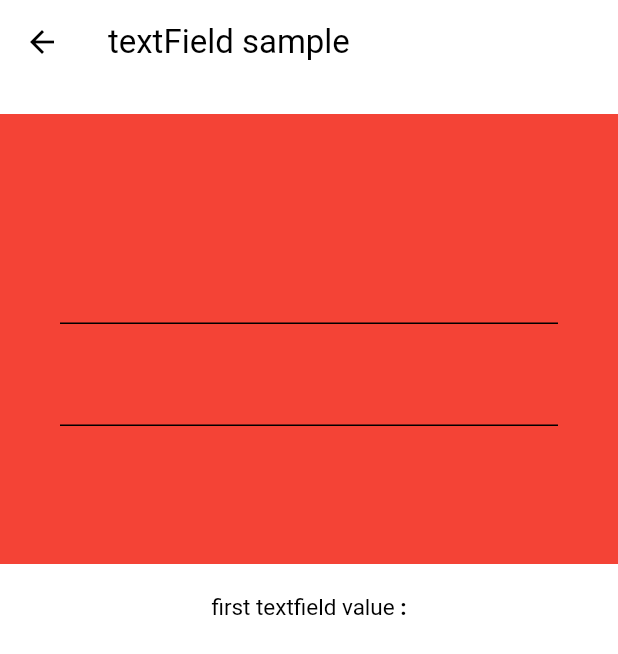
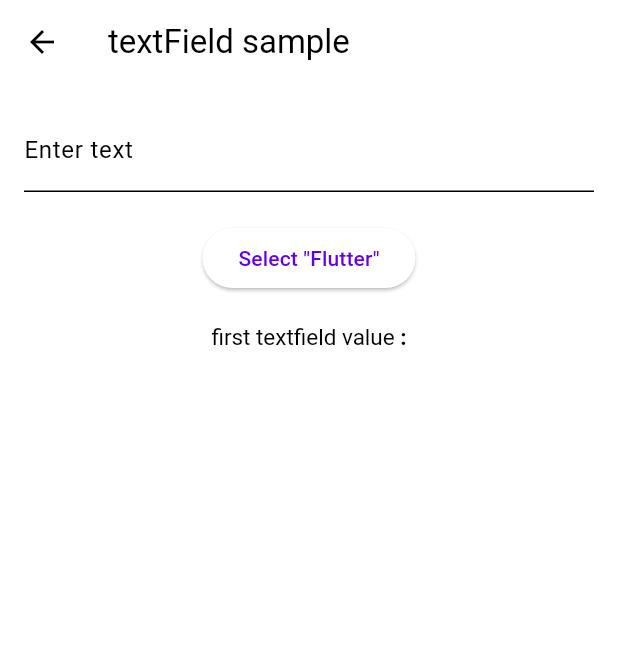
Before and after one commit to ecar1234/flutter_widget_test, a Flutter app: the TextFieldTest screen opened directly, on a phone screen of 412 x 824 dp. Shown: the top 654 px of the screen. Run offline on Flutter 3.47's test engine with Material 3 defaults, Android fonts, the phone set to English and light mode, and no system bars; our stand-ins replace gap, webview_flutter; missing offline and left inert: webview_flutter_android, webview_flutter_wkwebview.

Commit message:
testing textField controller selection

```diff
--- a/lib/pages/textfield.dart
+++ b/lib/pages/textfield.dart
@@ -9,12 +9,21 @@ class TextFieldTest extends StatefulWidget {
 }
 
 class _TextFieldTestState extends State<TextFieldTest> {
-  final TextEditingController _textController = TextEditingController();
+  final TextEditingController _controller = TextEditingController();
   String textValue = "";
   void _onChangedText(){
-    textValue = _textController.value as String;
+    textValue = _controller.value as String;
   }
+  @override
+  void initState() {
+    // TODO: implement initState
+    super.initState();
+    _controller.addListener(() {
+      _controller.selection = TextSelection(baseOffset: 0, extentOffset: 5);
+      _controller.text = _controller.text.toUpperCase();
+    });
 
+  }
   @override
   Widget build(BuildContext context) {
     return Scaffold(
@@ -22,26 +31,23 @@ class _TextFieldTestState extends State<TextFieldTest> {
         title: const Text("textField sample"),
       ),
       body: SingleChildScrollView(
+        child: Padding(
+          padding: const EdgeInsets.all(16.0),
           child: Column(
-          children: [
-            Container(
-              margin: const EdgeInsets.only(top: 20.0),
-              height: 300.0,
-              color: Colors.red,
-              padding: const EdgeInsets.symmetric(horizontal: 40.0),
-              child: Column(
-                mainAxisAlignment: MainAxisAlignment.center,
-                children: [
+            children: <Widget>[
               TextField(
-                    controller: _textController,
-                    onChanged: (text){setState(() {
-                      textValue = text;
-                    });}
+                controller: _controller,
+                decoration: InputDecoration(labelText: 'Enter text'),
               ),
-                  const Gap(20.0),
-                  TextFormField()
-                ],
-              ),
+              SizedBox(height: 20),
+              ElevatedButton(
+                onPressed: () {
+                  // 버튼을 눌렀을 때 특정 텍스트 영역을 선택
+                  setState(() {
+                    _controller.selection = TextSelection(baseOffset: 7, extentOffset: 14);
+                  });
+                },
+                child: Text('Select "Flutter"'),
               ),
               const Gap(20.0),
               SizedBox(
@@ -63,6 +69,7 @@ class _TextFieldTestState extends State<TextFieldTest> {
             ],
           ),
         ),
+      ),
     );
   }
 }
```
Lines whose indentation alone changed are shown as unchanged.
